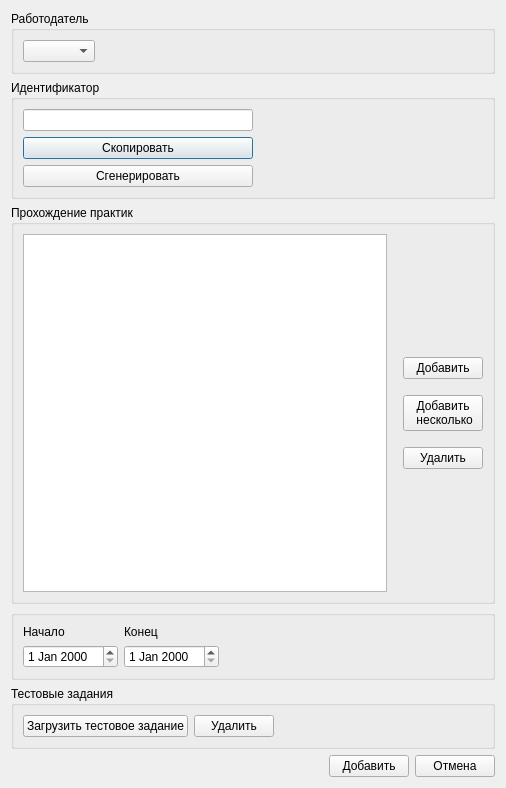
This is ui/practicewindow.ui in 7enSmile/clientVKR as Qt 5 draws it before an edit. The edited form follows.
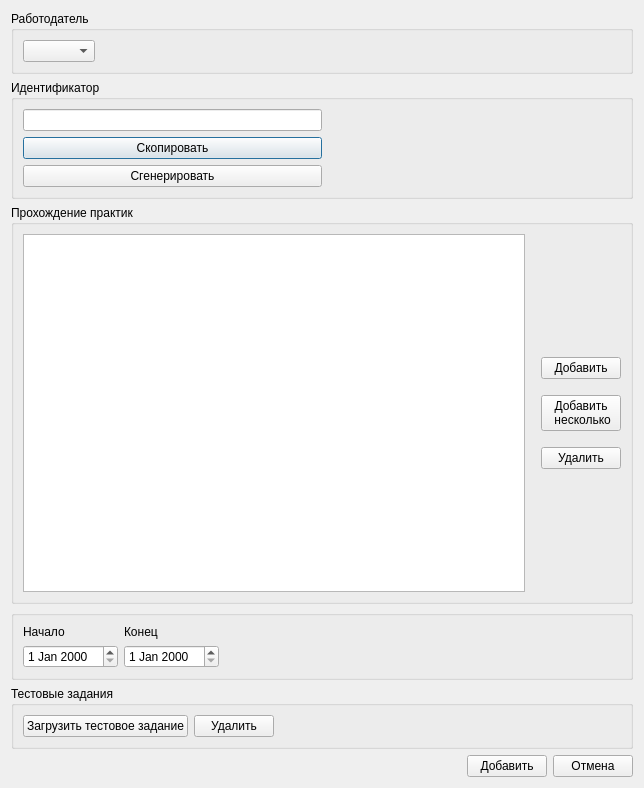
This is the edited form.

The edit to the form file:
```diff
--- a/ui/practicewindow.ui
+++ b/ui/practicewindow.ui
@@ -6,7 +6,7 @@
    <rect>
     <x>0</x>
     <y>0</y>
-    <width>506</width>
+    <width>644</width>
     <height>788</height>
    </rect>
   </property>
@@ -96,10 +96,16 @@
         <item>
          <widget class="QTableView" name="tableViewPassingPractice">
           <attribute name="horizontalHeaderVisible">
+           <bool>true</bool>
+          </attribute>
+          <attribute name="horizontalHeaderCascadingSectionResizes">
            <bool>false</bool>
           </attribute>
           <attribute name="horizontalHeaderDefaultSectionSize">
-           <number>1000</number>
+           <number>100</number>
+          </attribute>
+          <attribute name="horizontalHeaderStretchLastSection">
+           <bool>true</bool>
           </attribute>
          </widget>
         </item>
```
Left out of the diff: 3 changed lines with no effect on the pictures.
